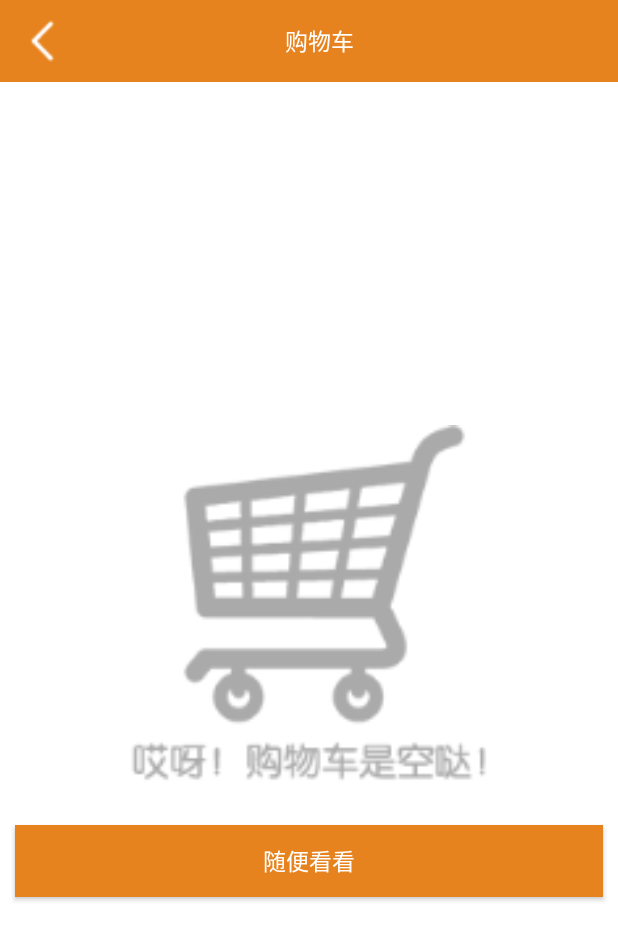
After one commit to jiaochenyu/eyes38, an Android app: the CartActivity screen opened directly, with no data from a screen before it, on a phone screen of 412 x 824 dp. The commit adds this screen. Shown: the top 940 px of the screen. Run offline under Robolectric (Android 15) with nearby library versions, the phone set to English and light mode, and no system bars; libraries missing offline, so code that uses them is left out: com.yolanda.nohttp.

Commit message:
矫晨瑜AS 又蹦了 重新安装

```diff
--- a/src/main/java/com/example/eyes38/MainActivity.java
+++ b/src/main/java/com/example/eyes38/MainActivity.java
@@ -23,6 +23,7 @@ import com.example.eyes38.utils.CartBadgeView;
 
 
 public class MainActivity extends AppCompatActivity {
+    private static final int CARTGOODSCOUNT = 308;
     private SharedPreferences sp;
     private static final int HOME = 1;
     private static final int SORT = 2;
@@ -48,7 +49,7 @@ public class MainActivity extends AppCompatActivity {
         public void handleMessage(Message msg) {
             super.handleMessage(msg);
             switch (msg.what) {
-                case 308:
+                case CARTGOODSCOUNT:
                     if (((Integer) msg.obj) != 0) {
                         Log.e("购物车传值", msg.obj + "");
                         mCartBadgeView.setText(msg.obj + "");
--- /dev/null
+++ b/src/main/java/com/example/eyes38/activity/CartActivity.java
@@ -0,0 +1,164 @@
+package com.example.eyes38.activity;
+
+import android.content.SharedPreferences;
+import android.os.Bundle;
+import android.os.Handler;
+import android.os.Message;
+import android.support.v4.app.FragmentManager;
+import android.support.v4.app.FragmentTransaction;
+import android.support.v7.app.AppCompatActivity;
+import android.util.Log;
+import android.view.View;
+import android.widget.ImageView;
+
+import com.example.eyes38.R;
+import com.example.eyes38.adapter.Cart_GoodsAdapter;
+import com.example.eyes38.fragment.cart.CartEmptyView;
+import com.example.eyes38.fragment.cart.CartGoodsList;
+import com.yolanda.nohttp.NoHttp;
+import com.yolanda.nohttp.OnResponseListener;
+import com.yolanda.nohttp.Request;
+import com.yolanda.nohttp.RequestMethod;
+import com.yolanda.nohttp.RequestQueue;
+import com.yolanda.nohttp.Response;
+
+import org.json.JSONArray;
+import org.json.JSONException;
+import org.json.JSONObject;
+
+public class CartActivity extends AppCompatActivity {
+    private final int mWhat = 2;
+    private final int mFINFISH = 3;
+    private View view;
+    private ImageView mBackImageView;
+    private FragmentManager mFragmentManager;
+    private FragmentTransaction mFragmentTransaction;
+    Cart_GoodsAdapter mCart_goodsAdapter;
+    SharedPreferences sp;  //偏好设置 看用户登录是否登录
+    RequestQueue mRequestQueue;
+
+    public boolean cartState; //购物车是否为空
+
+    Handler mHandler = new Handler(){
+        @Override
+        public void handleMessage(Message msg) {
+            super.handleMessage(msg);
+            switch (msg.what){
+                case mFINFISH:
+                    int num = (int) msg.obj;
+                    if(num>0){
+                        CartGoodsList mCartGoodsList = new CartGoodsList();
+                        mFragmentTransaction.replace(R.id.cartcontent, mCartGoodsList);
+                        mFragmentTransaction.commit();
+                    }else{
+                        //为空
+                        CartEmptyView mCartEmptyView = new CartEmptyView();
+                        mFragmentTransaction.replace(R.id.cartcontent, mCartEmptyView);
+                        mFragmentTransaction.commit();
+                    }
+                    break;
+            }
+        }
+    };
+
+    @Override
+    protected void onCreate(Bundle savedInstanceState) {
+        super.onCreate(savedInstanceState);
+        setContentView(R.layout.activity_cart);
+        initViews();
+        initData();
+        initListener();
+
+        //判断 购物车是否为空。 是空显示CartEmptyView
+        initStates();
+    }
+
+
+
+    private void initViews() {
+        mBackImageView = (ImageView) findViewById(R.id.cartactivity_back);
+    }
+
+    private void initData() {
+        //mMainActivity = new MainActivity();
+        mFragmentManager = getSupportFragmentManager();
+        mFragmentTransaction = mFragmentManager.beginTransaction();
+    }
+
+    private void initListener() {
+        mBackImageView.setOnClickListener(new View.OnClickListener() {
+            @Override
+            public void onClick(View v) {
+                finish();
+            }
+        });
+    }
+
+    private void initStates() {
+        //如果用户没有登录 那么显示空
+        sp = getApplication().getSharedPreferences("userInfo", getApplicationContext().MODE_PRIVATE);  // 偏好设置初始化
+        int flag = sp.getInt("STATE", 0);  // 取出用户登录状态， 如果为1 代表登录 如果为0 是没有登录
+        if (flag == 0) {
+            //如果用户没登录  购物车显示空
+            CartEmptyView mCartEmptyView = new CartEmptyView();
+            mFragmentTransaction.replace(R.id.cartcontent, mCartEmptyView);
+            mFragmentTransaction.commit();
+        } else {
+            //登录了 进行网络请求 判断用户购物车是否为空
+            getHttpMethod();
+
+        }
+    }
+
+    private void getHttpMethod() {
+        mRequestQueue = NoHttp.newRequestQueue(); //默认是 3 个 请求
+        String url = "http://api.dev.ilexnet.com/simulate/38eye/cart-api/cart";
+        Request<String> request = NoHttp.createStringRequest(url, RequestMethod.GET);
+        request.setRequestFailedReadCache(true);
+        //request.add("shoppingCartIds", "219");
+        mRequestQueue.add(mWhat, request, mOnResponseListener);
+    }
+    private OnResponseListener<String> mOnResponseListener = new OnResponseListener<String>() {
+        @Override
+        public void onStart(int what) {
+
+        }
+        @Override
+        public void onSucceed(int what, Response<String> response) {
+            if (what == mWhat) {
+                Log.e("请求成功", "success");
+                //请求成功
+                String result = response.get();
+                int num =0;
+                //JSON解析
+                JSONObject object = null;
+                try {
+                    object = new JSONObject(result);
+                    JSONObject object2 = object.getJSONObject("data");
+                    JSONArray mJsonArray = object2.getJSONArray("data");
+                    for (int i = 0; i < mJsonArray.length(); i++) {
+                        JSONObject jsonObject = mJsonArray.getJSONObject(i);
+                        JSONArray mJsonArray2 = jsonObject.getJSONArray("data");
+                        if(mJsonArray2.length()>0){
+                            num = mJsonArray2.length();
+                            break;
+                        }
+                    }
+                } catch (JSONException e) {
+                    e.printStackTrace();
+                }
+                Message message = new Message();
+                message.what = mFINFISH;
+                //Log.e("请求完成", "66666666666666");
+                mHandler.sendMessage(mHandler.obtainMessage(mFINFISH,num));
+            }
+        }
+        @Override
+        public void onFailed(int what, String url, Object tag, Exception exception, int responseCode, long networkMillis) {
+        }
+        @Override
+        public void onFinish(int what) {
+            //请求结束。 通知初始化 适配器
+        }
+    };
+}
--- a/src/main/java/com/example/eyes38/fragment/cart/CartEmptyView.java
+++ b/src/main/java/com/example/eyes38/fragment/cart/CartEmptyView.java
@@ -7,7 +7,6 @@ import android.view.LayoutInflater;
 import android.view.View;
 import android.view.ViewGroup;
 
-import com.example.eyes38.MainActivity;
 import com.example.eyes38.R;
 
 /**
@@ -15,11 +14,11 @@ import com.example.eyes38.R;
  */
 public class CartEmptyView extends Fragment {
     private View mView;
-    MainActivity mMainActivity;
+    //MainActivity mMainActivity;
     @Nullable
     @Override
     public View onCreateView(LayoutInflater inflater, @Nullable ViewGroup container, @Nullable Bundle savedInstanceState) {
-        mMainActivity = (MainActivity) getActivity();
+       // mMainActivity = (MainActivity) getActivity();
         mView = inflater.inflate(R.layout.cart_empty,null);
         initViews();
         initListener();
@@ -29,7 +28,6 @@ public class CartEmptyView extends Fragment {
 
     private void initViews() {
     }
-
     private void initListener() {
     }
 }
--- /dev/null
+++ b/src/main/res/layout/activity_cart.xml
@@ -0,0 +1,60 @@
+<?xml version="1.0" encoding="utf-8"?>
+<LinearLayout xmlns:android="http://schemas.android.com/apk/res/android"
+              android:layout_width="match_parent"
+              android:layout_height="match_parent"
+              android:background="@color/white"
+              android:orientation="vertical">
+    <!--顶部标题-->
+    <!--顶部标题-->
+    <RelativeLayout
+        android:id="@+id/usertitle"
+        style="@style/pagetitle">
+
+        <LinearLayout
+            android:layout_width="match_parent"
+            android:layout_height="match_parent">
+
+            <TextView
+                android:layout_width="0dp"
+                android:layout_height="match_parent"
+                android:layout_weight="0.5"/>
+
+            <ImageView
+                android:id="@+id/cartactivity_back"
+                android:layout_width="0dp"
+                android:layout_height="match_parent"
+                android:layout_weight="1"
+                android:src="@drawable/user_set_back"/>
+
+            <TextView
+                style="@style/pagetitletext"
+                android:layout_weight="10"
+                android:gravity="center"
+                android:text="购物车"
+                android:textSize="15sp"
+                />
+            <TextView
+                android:layout_width="0dp"
+                android:layout_height="match_parent"
+                android:layout_weight="1"/>
+        </LinearLayout>
+    </RelativeLayout>
+    <!-- 内容 -->
+    <FrameLayout
+        android:id="@+id/cartcontent"
+        style="@style/pagecontent">
+
+        <!--<android.support.v4.widget.SwipeRefreshLayout
+            android:id="@+id/cart_SwipeRefreshLayout"
+            android:layout_width="match_parent"
+            android:layout_height="match_parent">
+        </android.support.v4.widget.SwipeRefreshLayout>-->
+      <!-- <android.support.v7.widget.RecyclerView
+            android:id="@+id/cart_RecyclerView"
+            android:layout_width="wrap_content"
+            android:layout_height="wrap_content">
+        </android.support.v7.widget.RecyclerView>-->
+    </FrameLayout>
+
+
+</LinearLayout>
```
Also changed, not shown: src/main/AndroidManifest.xml (+19 -18 lines), src/main/java/com/example/eyes38/activity/GoodDetailActivity.java (+70 -9 lines), src/main/java/com/example/eyes38/adapter/Cart_GoodsAdapter.java (+8 -3 lines), src/main/java/com/example/eyes38/fragment/cart/CartGoodsList.java (+6 -5 lines), src/main/res/layout/activity_good_detail.xml (+39 -31 lines), build.gradle (line endings or trailing spaces).
